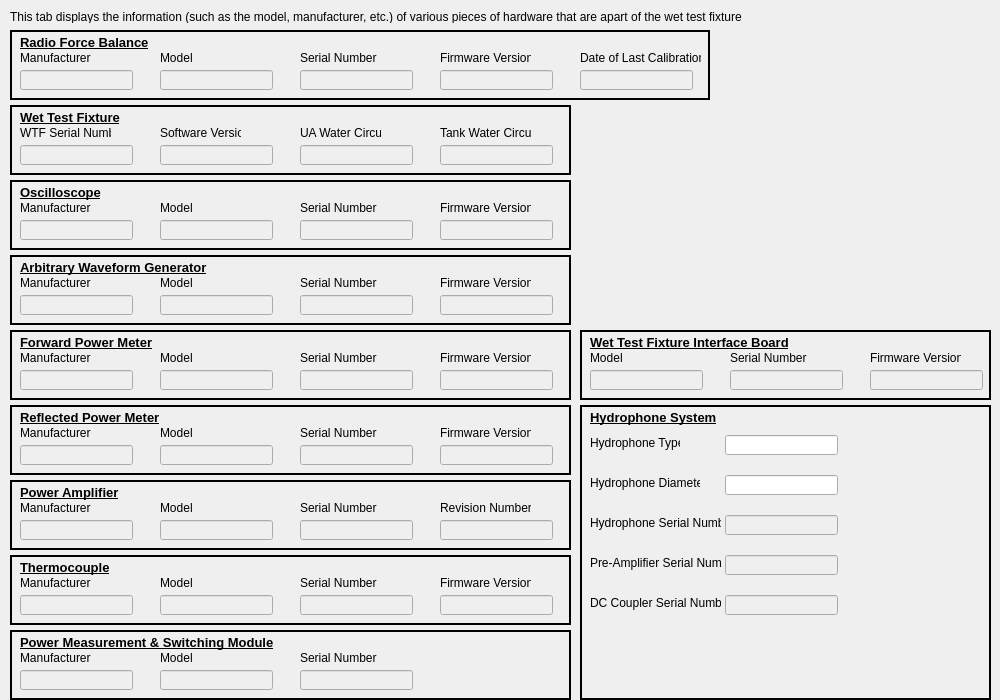
Qt form Widget_Library/widget_system_info.ui (8foldrepo/RF_Balance_Profound) before a commit.
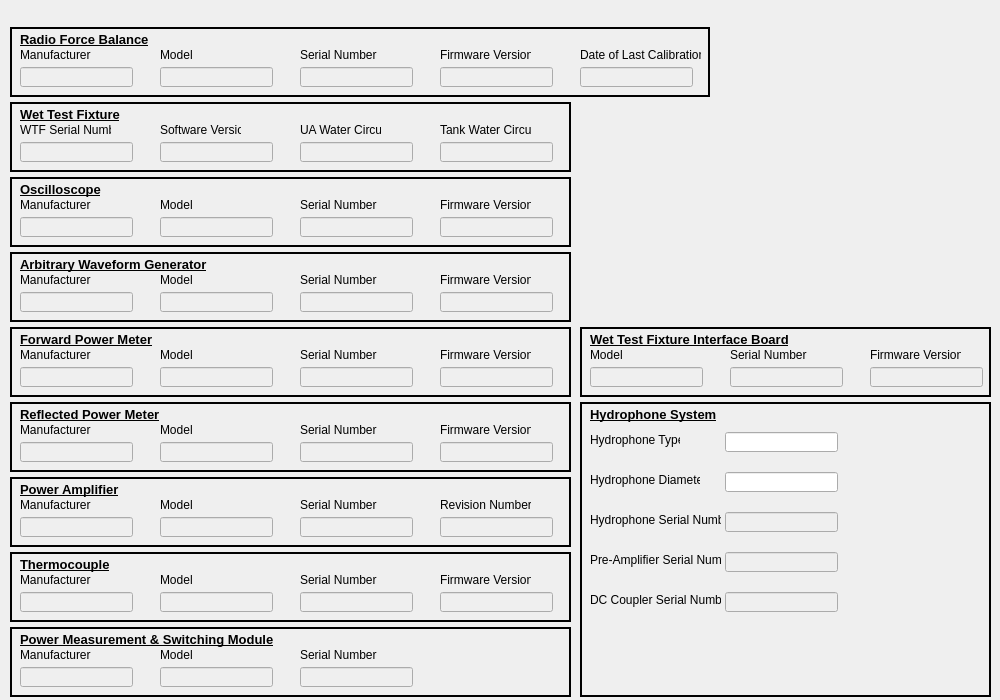
The same form after that commit.

Commit message: fixed tooltips for tabs

What changed in the file:
```diff
--- a/Widget_Library/widget_system_info.ui
+++ b/Widget_Library/widget_system_info.ui
@@ -32,7 +32,7 @@
    <property name="geometry">
     <rect>
      <x>10</x>
-     <y>105</y>
+     <y>102</y>
      <width>561</width>
      <height>70</height>
     </rect>
@@ -173,7 +173,7 @@
    <property name="geometry">
     <rect>
      <x>10</x>
-     <y>30</y>
+     <y>27</y>
      <width>700</width>
      <height>70</height>
     </rect>
@@ -358,7 +358,7 @@
    <property name="geometry">
     <rect>
      <x>10</x>
-     <y>180</y>
+     <y>177</y>
      <width>561</width>
      <height>70</height>
     </rect>
@@ -517,7 +517,7 @@
    <property name="geometry">
     <rect>
      <x>10</x>
-     <y>255</y>
+     <y>252</y>
      <width>561</width>
      <height>70</height>
     </rect>
@@ -676,7 +676,7 @@
    <property name="geometry">
     <rect>
      <x>10</x>
-     <y>405</y>
+     <y>402</y>
      <width>561</width>
      <height>70</height>
     </rect>
@@ -835,7 +835,7 @@
    <property name="geometry">
     <rect>
      <x>10</x>
-     <y>330</y>
+     <y>327</y>
      <width>561</width>
      <height>70</height>
     </rect>
@@ -994,7 +994,7 @@
    <property name="geometry">
     <rect>
      <x>10</x>
-     <y>480</y>
+     <y>477</y>
      <width>561</width>
      <height>70</height>
     </rect>
@@ -1153,7 +1153,7 @@
    <property name="geometry">
     <rect>
      <x>10</x>
-     <y>555</y>
+     <y>552</y>
      <width>561</width>
      <height>70</height>
     </rect>
@@ -1312,7 +1312,7 @@
    <property name="geometry">
     <rect>
      <x>10</x>
-     <y>630</y>
+     <y>627</y>
      <width>561</width>
      <height>70</height>
     </rect>
@@ -1446,7 +1446,7 @@
    <property name="geometry">
     <rect>
      <x>580</x>
-     <y>330</y>
+     <y>327</y>
      <width>411</width>
      <height>70</height>
     </rect>
@@ -1579,7 +1579,7 @@
    <property name="geometry">
     <rect>
      <x>580</x>
-     <y>405</y>
+     <y>402</y>
      <width>411</width>
      <height>295</height>
     </rect>
@@ -1760,16 +1760,16 @@
     </property>
    </widget>
   </widget>
-  <widget class="QLabel" name="label_45">
+  <widget class="QWidget" name="tooltip" native="true">
    <property name="geometry">
     <rect>
      <x>10</x>
-     <y>10</y>
-     <width>970</width>
-     <height>13</height>
+     <y>3</y>
+     <width>980</width>
+     <height>20</height>
     </rect>
    </property>
-   <property name="text">
+   <property name="toolTip">
     <string>This tab displays the information (such as the model, manufacturer, etc.) of various pieces of hardware that are apart of the wet test fixture</string>
    </property>
   </widget>
```
The commit also changes 17 other files.
